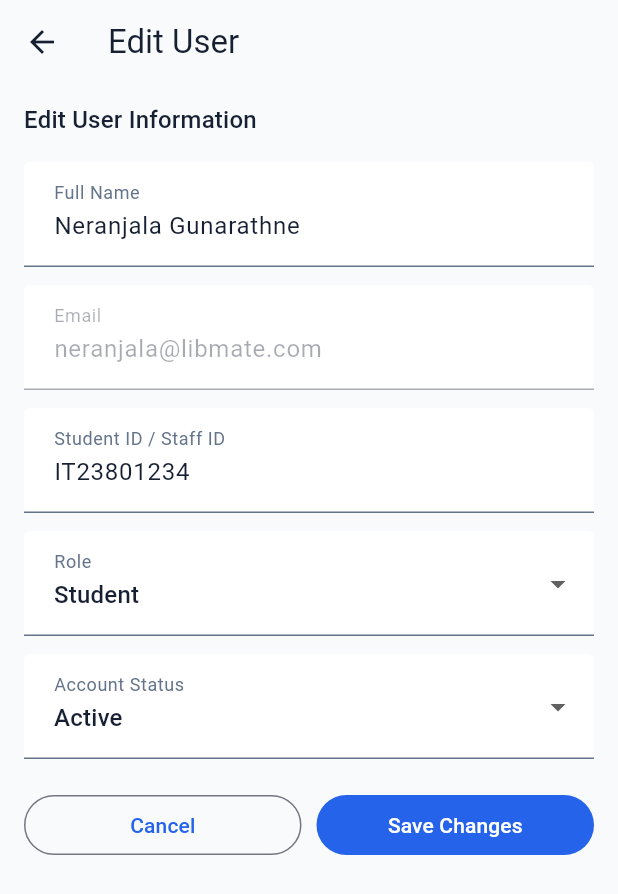
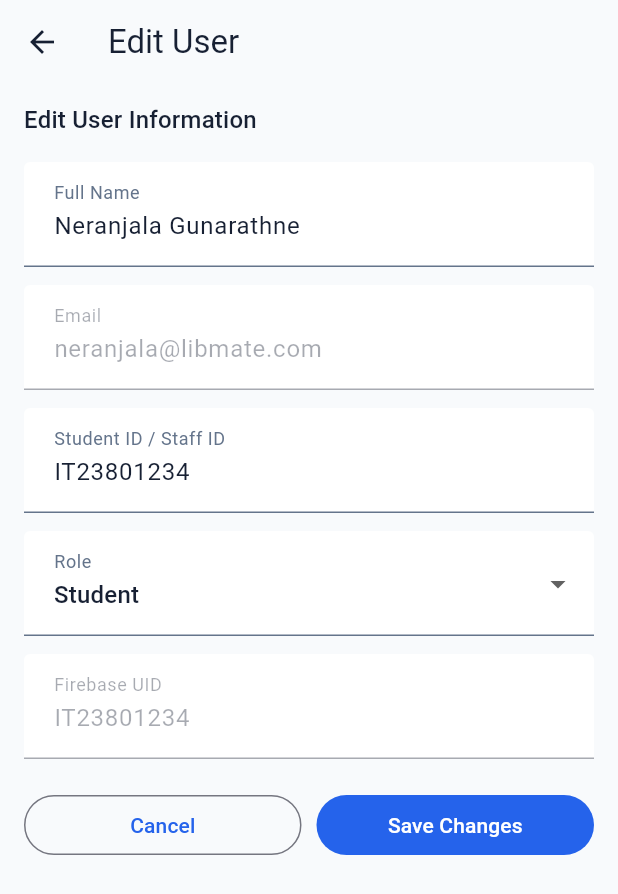
Before and after one commit to Hanse2408/libmate_app, a Flutter app: the ManagerUserDetailsScreen screen opened by its route, after a tap on "Edit User", on a phone screen of 412 x 824 dp. Shown: the top 894 px of the screen. Run offline on Flutter 3.47's test engine with Material 3 defaults, Android fonts, the phone set to English and light mode, and no system bars; our stand-ins replace cloud_firestore, firebase_auth, firebase_core, firebase_messaging, go_router, image_picker and 1 more; missing offline and left inert: dart:html, dart:js_interop, file_selector, pdfrx; accounts and stored records are empty.

Commit message:
Fix manager user provisioning and account status

```diff
--- /dev/null
+++ b/firebase.user-management-tests.json
@@ -0,0 +1 @@
+{"firestore":{"rules":"firestore.rules"},"emulators":{"firestore":{"port":8189,"websocketPort":9199},"hub":{"port":4419},"logging":{"port":4519},"ui":{"enabled":false},"singleProjectMode":true}}
--- a/lib/features/librarian/data/librarian_firestore_repository.dart
+++ b/lib/features/librarian/data/librarian_firestore_repository.dart
@@ -907,27 +907,14 @@ class LibrarianFirestoreRepository extends LibrarianRepository {
 
   // ---------------- Members ----------------
 
-  /// Only the `accountStatus` field is written; the role is never changed.
   @override
   Future<ActionResult> updateMemberStatus(
     String id,
     MemberStatus status,
   ) async {
-    final member = memberById(id);
-    if (member == null || member.uid.isEmpty) {
-      return const ActionResult.failure('Member not found.');
-    }
-    if (member.status == status) {
-      return ActionResult.failure(
-        'This account is already ${status.label.toLowerCase()}.',
-      );
-    }
-    return _run(() {
-      return _col(FirestoreCollections.users).doc(member.uid).update({
-        'accountStatus': status.name,
-        'updatedAt': FieldValue.serverTimestamp(),
-      });
-    });
+    return const ActionResult.failure(
+      'Only Managers can activate or deactivate users.',
+    );
   }
 
   // ---------------- Settings ----------------
--- a/lib/features/librarian/data/librarian_mock_repository.dart
+++ b/lib/features/librarian/data/librarian_mock_repository.dart
@@ -487,16 +487,9 @@ class LibrarianMockRepository extends LibrarianRepository {
     String id,
     MemberStatus status,
   ) async {
-    final index = _members.indexWhere((m) => m.id == id);
-    if (index == -1) return const ActionResult.failure('Member not found.');
-    if (_members[index].status == status) {
-      return ActionResult.failure(
-        'This account is already ${status.label.toLowerCase()}.',
-      );
-    }
-    _members[index] = _members[index].copyWith(status: status);
-    notifyListeners();
-    return const ActionResult.success();
+    return const ActionResult.failure(
+      'Only Managers can activate or deactivate users.',
+    );
   }
 
   // ---------------- Settings ----------------
--- a/lib/features/manager/data/manager_firestore_repository.dart
+++ b/lib/features/manager/data/manager_firestore_repository.dart
@@ -14,12 +14,28 @@ class ManagerFirestoreRepository extends ManagerRepository {
   ManagerFirestoreRepository({
     required FirebaseFirestore firestore,
     this.managerUid = '',
-  }) : _db = firestore {
+    Future<FirebaseApp> Function()? createSecondaryApp,
+    FirebaseAuth Function(FirebaseApp)? secondaryAuthFor,
+  }) : _db = firestore,
+       _createSecondaryApp = createSecondaryApp ?? _initializeSecondaryApp,
+       _secondaryAuthFor = secondaryAuthFor ?? _authForApp {
     _listen();
   }
 
   final FirebaseFirestore _db;
   final String managerUid;
+  final Future<FirebaseApp> Function() _createSecondaryApp;
+  final FirebaseAuth Function(FirebaseApp) _secondaryAuthFor;
+
+  static Future<FirebaseApp> _initializeSecondaryApp() =>
+      Firebase.initializeApp(
+        name:
+            'ManagerUserProvisioning-${DateTime.now().microsecondsSinceEpoch}',
+        options: Firebase.app().options,
+      );
+
+  static FirebaseAuth _authForApp(FirebaseApp app) =>
+      FirebaseAuth.instanceFor(app: app);
 
   final List<StreamSubscription<dynamic>> _subscriptions = [];
   bool _isLoading = true;
@@ -66,23 +82,24 @@ class ManagerFirestoreRepository extends ManagerRepository {
     // createUserWithEmailAndPassword for *another* account without touching
     // (or signing out) the Manager's own signed-in session on the default app.
     FirebaseApp? secondaryApp;
+    FirebaseAuth? secondaryAuth;
     try {
-      secondaryApp = await Firebase.initializeApp(
-        name: 'ManagerUserProvisioning-${DateTime.now().microsecondsSinceEpoch}',
-        options: Firebase.app().options,
-      );
-      final secondaryAuth = FirebaseAuth.instanceFor(app: secondaryApp);
+      secondaryApp = await _createSecondaryApp();
+      secondaryAuth = _secondaryAuthFor(secondaryApp);
       final credential = await secondaryAuth.createUserWithEmailAndPassword(
         email: trimmedEmail,
         password: password,
       );
-      final uid = credential.user?.uid;
-      if (uid == null) {
+      final createdUser = credential.user;
+      if (createdUser == null) {
         return const ActionResult.failure(
-          'Could not create the account. Please try again.',
+          'Could not confirm account creation. An incomplete Auth account may '
+          'need manual cleanup.',
         );
       }
+      final uid = createdUser.uid;
       try {
+        // _db belongs to the default app, authenticated as the Manager.
         await _db.collection(FirestoreCollections.users).doc(uid).set({
           'uid': uid,
           'name': trimmedName,
@@ -94,15 +111,20 @@ class ManagerFirestoreRepository extends ManagerRepository {
           'updatedAt': FieldValue.serverTimestamp(),
         });
       } catch (error) {
-        // The Firebase Auth account now exists but the Firestore profile
-        // write failed: say so plainly instead of reporting a false success.
+        try {
+          // Delete only the incomplete secondary account while still signed in.
+          await createdUser.delete();
+        } catch (rollbackError) {
+          return ActionResult.failure(
+            'Saving the profile failed ($error). Rollback also failed '
+            '($rollbackError). An incomplete Auth account for $trimmedEmail '
+            '($uid) may need manual cleanup.',
+          );
+        }
         return ActionResult.failure(
-          'The login account was created, but saving the profile failed. '
-          'Please try Add User again, or add the Firestore profile '
-          'manually for $trimmedEmail ($error).',
+          'Saving the profile failed ($error). The incomplete login account '
+          'was rolled back. Please try Add User again.',
         );
-      } finally {
-        await secondaryAuth.signOut();
       }
       return const ActionResult.success();
     } on FirebaseAuthException catch (error) {
@@ -110,8 +132,18 @@ class ManagerFirestoreRepository extends ManagerRepository {
     } catch (error) {
       return ActionResult.failure('Could not create the user: $error');
     } finally {
-      if (secondaryApp != null) {
-        await secondaryApp.delete();
+      // Cleanup must not mask the profile/rollback result, and app disposal
+      // must still run if sign-out fails. Never touch default FirebaseAuth.
+      try {
+        await secondaryAuth?.signOut();
+      } catch (_) {
+        // The temporary app is disposed below.
+      } finally {
+        try {
+          await secondaryApp?.delete();
+        } catch (_) {
+          // Account creation/rollback has already completed.
+        }
       }
     }
   }
@@ -121,9 +153,11 @@ class ManagerFirestoreRepository extends ManagerRepository {
     String id, {
     required String name,
     required UserRole role,
-    required AccountStatus accountStatus,
     String? institutionId,
   }) async {
+    if (id == managerUid && role != UserRole.manager) {
+      return const ActionResult.failure('You cannot change your own role.');
+    }
     final cleanInstitutionId = institutionId?.trim().isEmpty ?? true
         ? null
         : institutionId!.trim();
@@ -132,7 +166,6 @@ class ManagerFirestoreRepository extends ManagerRepository {
         'name': name.trim(),
         'role': role.value,
         'studentId': cleanInstitutionId,
-        'accountStatus': accountStatus.value,
         'updatedAt': FieldValue.serverTimestamp(),
       });
       return const ActionResult.success();
@@ -143,6 +176,14 @@ class ManagerFirestoreRepository extends ManagerRepository {
 
   @override
   Future<ActionResult> setAccountStatus(String id, AccountStatus status) async {
+    if (id == managerUid) {
+      return const ActionResult.failure(
+        'You cannot change your own account status.',
+      );
+    }
+    if (status == AccountStatus.suspended) {
+      return const ActionResult.failure('Choose Active or Inactive.');
+    }
     try {
       await _db.collection(FirestoreCollections.users).doc(id).update({
         'accountStatus': status.value,
@@ -150,7 +191,9 @@ class ManagerFirestoreRepository extends ManagerRepository {
       });
       return const ActionResult.success();
     } catch (error) {
-      return ActionResult.failure('Could not update the account status: $error');
+      return ActionResult.failure(
+        'Could not update the account status: $error',
+      );
     }
   }
 
@@ -308,7 +351,7 @@ class ManagerFirestoreRepository extends ManagerRepository {
     final role = data['role'] as String? ?? UserRole.student.value;
     final userRole = managerRoleLabel(UserRole.fromValue(role));
     final createdAt = (data['createdAt'] as Timestamp?)?.toDate() ?? DateTime.now();
-    final institutionId = (data['studentId'] as String?)?.trim();
+    final institutionId = ((data['studentId'] ?? data['staffId']) as String?)?.trim();
     return ManagerUser(
       name: (data['name'] as String?) ?? 'Unknown User',
       id: (data['uid'] as String?) ?? id,
--- a/lib/features/manager/data/manager_mock_data.dart
+++ b/lib/features/manager/data/manager_mock_data.dart
@@ -66,7 +66,7 @@ class ManagerUser {
   String get status => switch (accountStatus) {
     AccountStatus.active => 'Active',
     AccountStatus.inactive => 'Inactive',
-    AccountStatus.suspended => 'Suspended',
+    AccountStatus.suspended => 'Inactive',
   };
 
   ManagerUser copyWith({
--- a/lib/features/manager/screens/manager_user_details_screen.dart
+++ b/lib/features/manager/screens/manager_user_details_screen.dart
@@ -109,7 +109,10 @@ class _ManagerUserDetailsScreenState extends State<ManagerUserDetailsScreen> {
               ),
             ),
             const SizedBox(height: 14),
-            Text('Quick Actions', style: Theme.of(context).textTheme.titleMedium),
+            Text(
+              'Quick Actions',
+              style: Theme.of(context).textTheme.titleMedium,
+            ),
             const SizedBox(height: 9),
             PrimaryButton(
               label: 'Edit User',
@@ -117,11 +120,15 @@ class _ManagerUserDetailsScreenState extends State<ManagerUserDetailsScreen> {
               onPressed: _busy
                   ? null
                   : () async {
-                      await context.push(AppRoutes.managerUserEdit, extra: _user);
+                      await context.push(
+                        AppRoutes.managerUserEdit,
+                        extra: _user,
+                      );
                       if (!mounted || !context.mounted) return;
                       final repository = ManagerScope.of(context).repository;
                       setState(() {
-                        _user = repository.findUserById(widget.user.id) ?? _user;
+                        _user =
+                            repository.findUserById(widget.user.id) ?? _user;
                       });
                     },
             ),
@@ -137,48 +144,31 @@ class _ManagerUserDetailsScreenState extends State<ManagerUserDetailsScreen> {
                 OutlinedButton.icon(
                   onPressed: _busy
                       ? null
-                      : () => _changeStatus(AccountStatus.active, 'activated'),
+                      : () => _confirmStatusChange(
+                          AccountStatus.active,
+                          title: 'Activate this user?',
+                          actionLabel: 'Activate User',
+                          successMessage: 'User activated successfully.',
+                          description: 'This user will be able to sign in to LibMate again.',
+                        ),
                   icon: const Icon(Icons.person_outline),
                   label: const Text('Activate User'),
                 ),
               ],
-              if (_user.accountStatus != AccountStatus.suspended) ...[
-                const SizedBox(height: 9),
-                OutlinedButton.icon(
-                  onPressed: _busy
-                      ? null
-                      : () => _confirmStatusChange(
-                          AccountStatus.suspended,
-                          title: 'Suspend User?',
-                          actionLabel: 'Suspend',
-                          successMessage: 'User suspended successfully.',
-                        ),
-                  icon: const Icon(Icons.block_outlined),
-                  label: const Text('Suspend User'),
-                  style: OutlinedButton.styleFrom(
-                    foregroundColor: AppColors.error,
-                    side: const BorderSide(color: AppColors.error),
-                  ),
-                ),
-              ],
-              if (_user.accountStatus != AccountStatus.inactive) ...[
+              if (_user.accountStatus == AccountStatus.active) ...[
                 const SizedBox(height: 9),
                 OutlinedButton.icon(
                   onPressed: _busy
                       ? null
                       : () => _confirmStatusChange(
                           AccountStatus.inactive,
-                          title: 'Remove Access?',
-                          actionLabel: 'Remove Access',
-                          successMessage: 'Access removed. The profile is kept for records.',
-                          description:
-                              'This revokes login for ${_user.name} by setting the account to '
-                              'inactive. The Firestore profile (and Firebase Auth account) is '
-                              'kept for audit/reference - this does not permanently delete '
-                              'anything.',
+                          title: 'Deactivate this user?',
+                          actionLabel: 'Deactivate User',
+                          successMessage: 'User deactivated successfully.',
+                          description: 'This user will not be able to sign in until the account is activated again.',
                         ),
                   icon: const Icon(Icons.person_off_outlined),
-                  label: const Text('Remove Access'),
+                  label: const Text('Deactivate User'),
                   style: OutlinedButton.styleFrom(
                     foregroundColor: AppColors.error,
                     side: const BorderSide(color: AppColors.error),
@@ -196,7 +186,7 @@ class _ManagerUserDetailsScreenState extends State<ManagerUserDetailsScreen> {
   String _statusBadgeType(AccountStatus status) => switch (status) {
     AccountStatus.active => 'available',
     AccountStatus.inactive => 'inactive',
-    AccountStatus.suspended => 'suspended',
+    AccountStatus.suspended => 'inactive',
   };
 
   Future<void> _confirmStatusChange(
@@ -233,7 +223,10 @@ class _ManagerUserDetailsScreenState extends State<ManagerUserDetailsScreen> {
     await _changeStatus(status, successMessage);
   }
 
-  Future<void> _changeStatus(AccountStatus status, String successMessage) async {
+  Future<void> _changeStatus(
+    AccountStatus status,
+    String successMessage,
+  ) async {
     setState(() => _busy = true);
     final repository = ManagerScope.of(context).repository;
     final result = await repository.setAccountStatus(_user.id, status);
@@ -242,13 +235,18 @@ class _ManagerUserDetailsScreenState extends State<ManagerUserDetailsScreen> {
 
     if (!result.success) {
       ScaffoldMessenger.of(context).showSnackBar(
-        SnackBar(content: Text(result.message ?? 'The request could not be completed.')),
+        SnackBar(
+          content: Text(
+            result.message ?? 'The request could not be completed.',
+          ),
+        ),
       );
       return;
     }
 
     setState(() => _user = _user.copyWith(accountStatus: status));
-    ScaffoldMessenger.of(context).showSnackBar(SnackBar(content: Text(successMessage)));
+    ScaffoldMessenger.of(context)
+        .showSnackBar(SnackBar(content: Text(successMessage)));
   }
 
   String _formatDate(DateTime date) =>
--- a/lib/features/manager/screens/manager_user_form_screen.dart
+++ b/lib/features/manager/screens/manager_user_form_screen.dart
@@ -22,7 +22,6 @@ class _ManagerUserFormScreenState extends State<ManagerUserFormScreen> {
   late final TextEditingController _institutionIdController;
   late final TextEditingController _passwordController;
   late UserRole _role;
-  late AccountStatus _accountStatus;
   bool _passwordVisible = false;
   bool _saving = false;
 
@@ -39,7 +38,6 @@ class _ManagerUserFormScreenState extends State<ManagerUserFormScreen> {
     );
     _passwordController = TextEditingController();
     _role = user == null ? UserRole.student : managerRoleFromLabel(user.role);
-    _accountStatus = user?.accountStatus ?? AccountStatus.active;
   }
 
   @override
@@ -54,9 +52,7 @@ class _ManagerUserFormScreenState extends State<ManagerUserFormScreen> {
   @override
   Widget build(BuildContext context) {
     final scope = ManagerScope.of(context);
-    // A Manager cannot demote/suspend/deactivate themselves through this
-    // form, so role and account status are locked when editing their own
-    // profile (see also the Firestore rules and ManagerUserDetailsScreen).
+    // Managers cannot change their own role.
     final isOwnAccount =
         _isEditing && widget.user!.id == scope.authProvider.user?.uid;
 
@@ -112,7 +108,10 @@ class _ManagerUserFormScreenState extends State<ManagerUserFormScreen> {
                     ),
                   ),
                   validator: (value) {
-                    final requiredError = _required(value, 'Enter a temporary password.');
+                    final requiredError = _required(
+                      value,
+                      'Enter a temporary password.',
+                    );
                     if (requiredError != null) return requiredError;
                     if (value!.length < 6) {
                       return 'Password must be at least 6 characters.';
@@ -146,30 +145,12 @@ class _ManagerUserFormScreenState extends State<ManagerUserFormScreen> {
               ),
               if (_isEditing) ...[
                 const SizedBox(height: 12),
-                DropdownButtonFormField<AccountStatus>(
-                  initialValue: _accountStatus,
-                  decoration: const InputDecoration(labelText: 'Account Status'),
-                  items: const [
-                    DropdownMenuItem(
-                      value: AccountStatus.active,
-                      child: Text('Active'),
-                    ),
-                    DropdownMenuItem(
-                      value: AccountStatus.inactive,
-                      child: Text('Inactive'),
-                    ),
-                    DropdownMenuItem(
-                      value: AccountStatus.suspended,
-                      child: Text('Suspended'),
-                    ),
-                  ],
-                  onChanged: isOwnAccount
-                      ? null
-                      : (value) {
-                          if (value != null) {
-                            setState(() => _accountStatus = value);
-                          }
-                        },
+                _field(
+                  label: 'Firebase UID',
+                  controller: null,
+                  initialValue: widget.user!.id,
+                  validator: (_) => null,
+                  enabled: false,
                 ),
               ],
               if (isOwnAccount) ...[
@@ -213,7 +194,8 @@ class _ManagerUserFormScreenState extends State<ManagerUserFormScreen> {
 
   Widget _field({
     required String label,
-    required TextEditingController controller,
+    TextEditingController? controller,
+    String? initialValue,
     required String? Function(String?) validator,
     TextInputType? keyboardType,
     TextCapitalization textCapitalization = TextCapitalization.none,
@@ -223,6 +205,7 @@ class _ManagerUserFormScreenState extends State<ManagerUserFormScreen> {
   }) {
     return TextFormField(
       controller: controller,
+      initialValue: initialValue,
       enabled: enabled,
       keyboardType: keyboardType,
       textCapitalization: textCapitalization,
@@ -249,7 +232,6 @@ class _ManagerUserFormScreenState extends State<ManagerUserFormScreen> {
             widget.user!.id,
             name: name,
             role: _role,
-            accountStatus: _accountStatus,
             institutionId: institutionId,
           )
         : await repository.addUser(
@@ -265,7 +247,11 @@ class _ManagerUserFormScreenState extends State<ManagerUserFormScreen> {
 
     if (!result.success) {
       ScaffoldMessenger.of(context).showSnackBar(
-        SnackBar(content: Text(result.message ?? 'The request could not be completed.')),
+        SnackBar(
+          content: Text(
+            result.message ?? 'The request could not be completed.',
+          ),
+        ),
       );
       return;
     }
@@ -273,7 +259,9 @@ class _ManagerUserFormScreenState extends State<ManagerUserFormScreen> {
     ScaffoldMessenger.of(context).showSnackBar(
       SnackBar(
         content: Text(
-          _isEditing ? 'User updated successfully.' : 'User created successfully.',
+          _isEditing
+              ? 'User updated successfully.'
+              : 'User created successfully.',
         ),
       ),
     );
--- a/lib/features/manager/screens/manager_users_screen.dart
+++ b/lib/features/manager/screens/manager_users_screen.dart
@@ -90,7 +90,7 @@ class _ManagerUsersScreenState extends State<ManagerUsersScreen> {
                 Expanded(
                   child: _UserFilterDropdown(
                     value: _statusFilter,
-                    values: const ['All Status', 'Active', 'Inactive', 'Suspended'],
+                    values: const ['All Status', 'Active', 'Inactive'],
                     onChanged: (value) => setState(() => _statusFilter = value),
                   ),
                 ),
--- a/lib/features/manager/widgets/manager_widgets.dart
+++ b/lib/features/manager/widgets/manager_widgets.dart
@@ -117,7 +117,6 @@ class StatusBadge extends StatelessWidget {
       'unavailable' ||
       'error' ||
       'overdue' ||
-      'suspended' => (AppColors.error, 0.12),
       'pending' || 'warning' => (AppColors.gold, 0.2),
       'reserved' ||
       'info' ||
@@ -616,7 +615,7 @@ class UserListTile extends StatelessWidget {
                     type: switch (user.accountStatus) {
                       AccountStatus.active => 'available',
                       AccountStatus.inactive => 'inactive',
-                      AccountStatus.suspended => 'suspended',
+                      AccountStatus.suspended => 'inactive',
                     },
                   ),
                 ],
```
Also changed, not shown: lib/features/auth/providers/auth_provider.dart (+9 -3 lines), lib/features/librarian/screens/member_details_screen.dart (+6 -68 lines), lib/features/manager/data/manager_repository.dart (+14 -9 lines), 8 other files.
